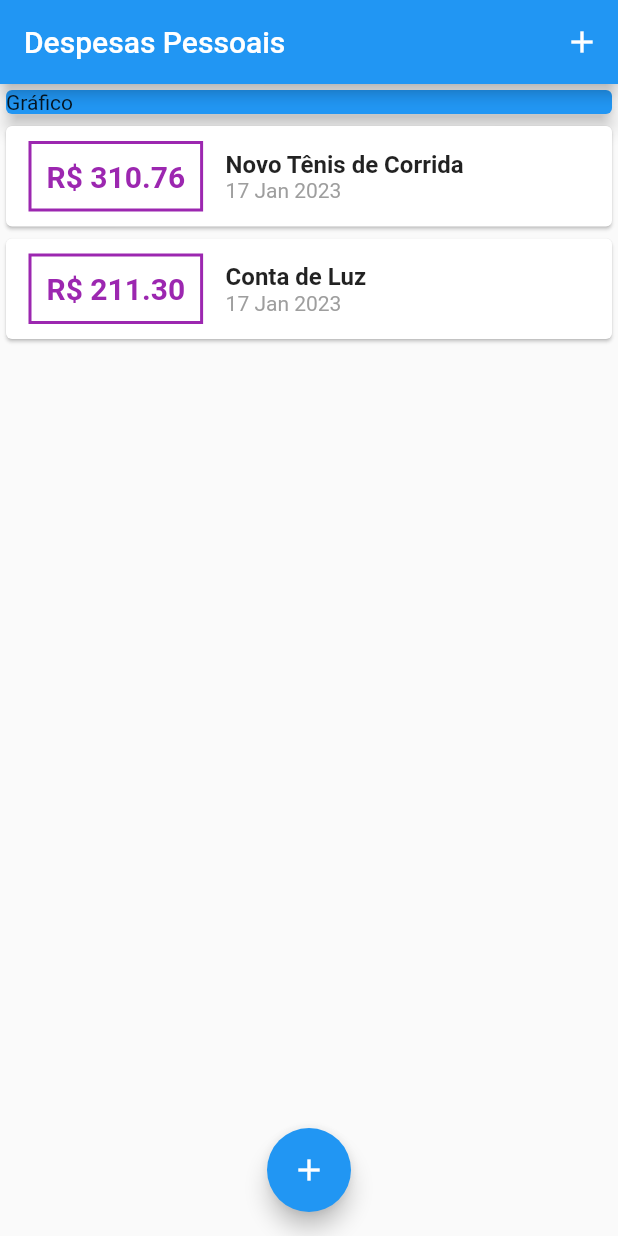
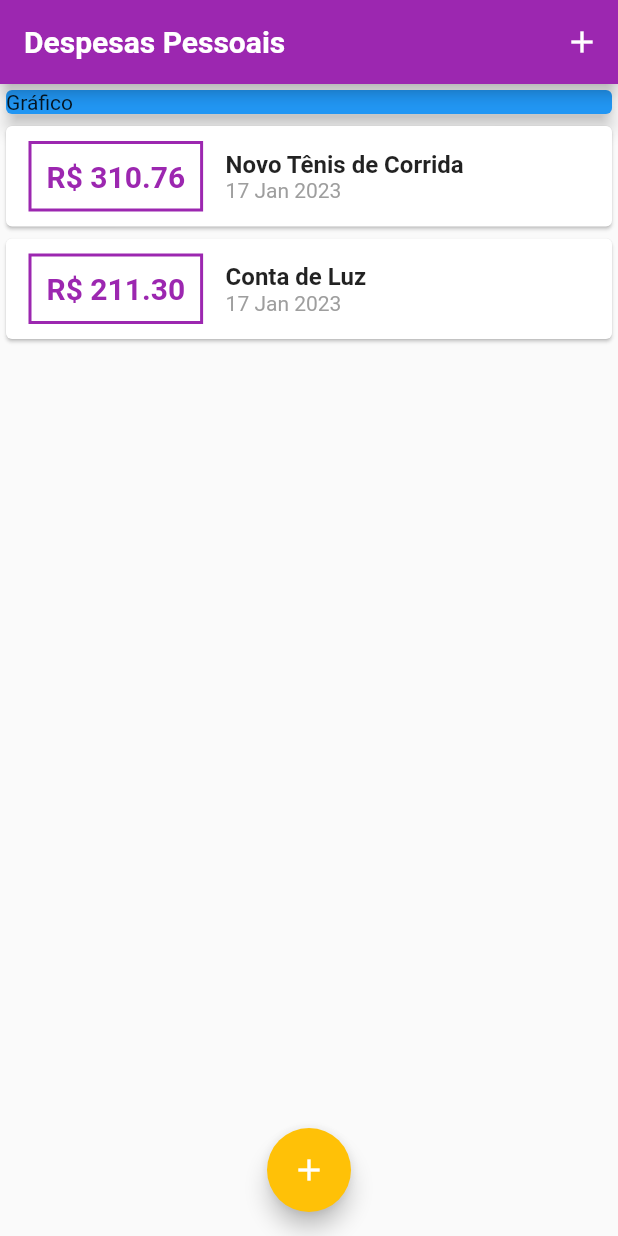
Before and after one commit to fercguerra/despesas_pessoais, a Flutter app: the screen it shows after launch, on a phone screen of 412 x 824 dp. Run offline on Flutter 3.47's test engine with Material 2 defaults, Android fonts, the phone set to English and light mode, and no system bars; Roboto replaces fonts that are missing (OpenSans).

Commit message:
Estilo com Theme

```diff
--- a/lib/components/transaction_list.dart
+++ b/lib/components/transaction_list.dart
@@ -26,17 +26,17 @@ class TransactionList extends StatelessWidget {
                     ),
                     decoration: BoxDecoration(
                       border: Border.all(
-                        color: Colors.purple,
+                        color: Theme.of(context).colorScheme.primary,
                         width: 2,
                       ),
                     ),
-                    padding: const EdgeInsets.all(10),
+                    padding: EdgeInsets.all(10),
                     child: Text(
                       'R\$ ${tr.value.toStringAsFixed(2)}',
-                      style: const TextStyle(
+                      style: TextStyle(
                         fontWeight: FontWeight.bold,
                         fontSize: 20,
-                        color: Colors.purple,
+                        color: Theme.of(context).colorScheme.primary,
                       ),
                     ),
                   ),
--- a/lib/main.dart
+++ b/lib/main.dart
@@ -1,24 +1,46 @@
-import 'package:despesas_pessoais/components/transactions_form.dart';
 import 'package:flutter/material.dart';
 import 'dart:math';
-import 'components/transaction_list.dart';
+import 'package:despesas_pessoais/components/transactions_form.dart';
+import './components/transaction_list.dart';
 import 'models/transaction.dart';
 
-main() => runApp(const ExpensesApp());
+main() => runApp(ExpensesApp());
 
 class ExpensesApp extends StatelessWidget {
-  const ExpensesApp({Key? key}) : super(key: key);
   @override
   Widget build(BuildContext context) {
-    return const MaterialApp(home: MyHomePage());
+    final ThemeData tema = ThemeData();
+
+    return MaterialApp(
+      home: MyHomePage(),
+      theme: tema.copyWith(
+        colorScheme: tema.colorScheme.copyWith(
+          primary: Colors.purple,
+          secondary: Colors.amber,
+        ),
+        textTheme: tema.textTheme.copyWith(
+          headline6: TextStyle(
+            fontFamily: 'OpenSans',
+            fontSize: 18,
+            fontWeight: FontWeight.bold,
+            color: Colors.black,
+          ),
+        ),
+        appBarTheme: AppBarTheme(
+          titleTextStyle: TextStyle(
+            fontFamily: 'OpenSans',
+            fontSize: 20,
+            fontWeight: FontWeight.bold,
+          ),
+        ),
+      ),
+    );
   }
 }
 
 class MyHomePage extends StatefulWidget {
-  const MyHomePage({Key? key}) : super(key: key);
-
   @override
-  State<MyHomePage> createState() => _MyHomePageState();
+  _MyHomePageState createState() => _MyHomePageState();
 }
 
 class _MyHomePageState extends State<MyHomePage> {
@@ -49,7 +71,7 @@ class _MyHomePageState extends State<MyHomePage> {
       _transactions.add(newTransaction);
     });
 
-    Navigator.of(context).pop(); //tira o elemento da pilha
+    Navigator.of(context).pop();
   }
 
   _openTransactionFormModal(BuildContext context) {
@@ -65,10 +87,10 @@ class _MyHomePageState extends State<MyHomePage> {
   Widget build(BuildContext context) {
     return Scaffold(
       appBar: AppBar(
-        title: const Text('Despesas Pessoais'),
-        actions: [
+        title: Text('Despesas Pessoais'),
+        actions: <Widget>[
           IconButton(
-            icon: const Icon(Icons.add),
+            icon: Icon(Icons.add),
             onPressed: () => _openTransactionFormModal(context),
           ),
         ],
@@ -76,8 +98,9 @@ class _MyHomePageState extends State<MyHomePage> {
       body: SingleChildScrollView(
         child: Column(
           crossAxisAlignment: CrossAxisAlignment.stretch,
-          children: [
-            const SizedBox(
+          children: <Widget>[
+            Container(
+              width: double.infinity,
               child: Card(
                 color: Colors.blue,
                 child: Text('Gráfico'),
@@ -89,7 +112,7 @@ class _MyHomePageState extends State<MyHomePage> {
         ),
       ),
       floatingActionButton: FloatingActionButton(
-        child: const Icon(Icons.add),
+        child: Icon(Icons.add),
         onPressed: () => _openTransactionFormModal(context),
       ),
       floatingActionButtonLocation: FloatingActionButtonLocation.centerFloat,
```
